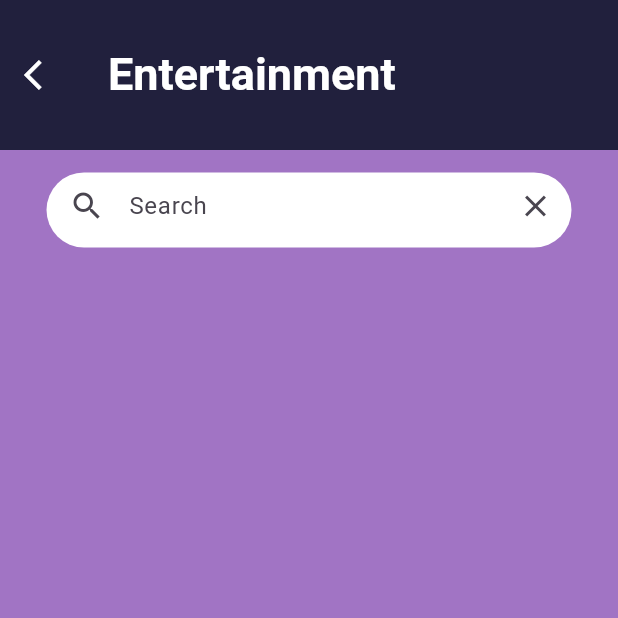
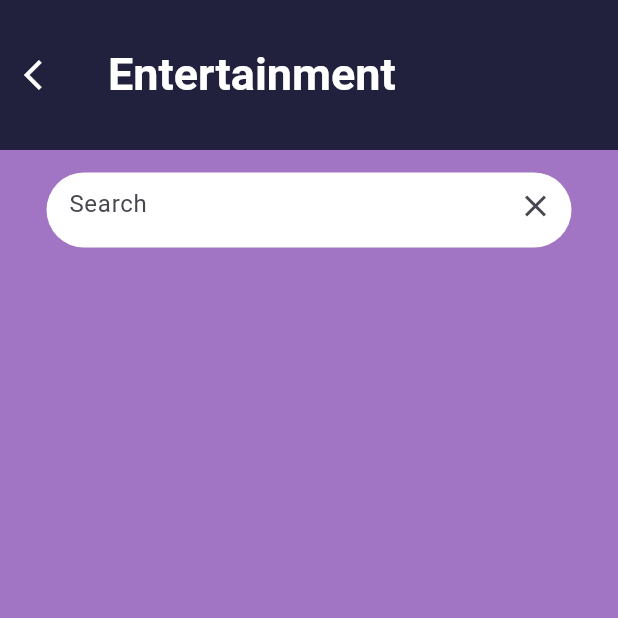
Before and after one commit to ceveline/ScribbleSpace, a Flutter app: the PublicationPage screen opened directly, on a phone screen of 412 x 824 dp, the top half of it. Run offline on Flutter 3.47's test engine with Material 3 defaults, Android fonts, the phone set to English and light mode, and no system bars; our stand-ins replace cloud_firestore, firebase_auth, firebase_core, firebase_storage, image_picker, multi_dropdown; accounts and stored records are empty.

Commit message:
good for search

```diff
--- a/lib/publication_everything_page.dart
+++ b/lib/publication_everything_page.dart
@@ -58,9 +58,9 @@ class _EverythingPublicationPageState extends State<EverythingPublicationPage> {
             child: TextField(
                 controller: _searchController,
                 decoration: InputDecoration(
-                  labelText: "Search",
-                  icon: Icon(Icons.search),
+                  hintText: 'Search',
                   border: InputBorder.none,
+                  focusedBorder: InputBorder.none,
                   prefixIcon: Icon(Icons.search),
                   suffixIcon: IconButton(
                     icon: Icon(Icons.clear),
--- a/lib/publication_page.dart
+++ b/lib/publication_page.dart
@@ -59,9 +59,9 @@ class _PublicationPageState extends State<PublicationPage> {
             child: TextField(
               controller: _searchController,
               decoration: InputDecoration(
-                labelText: 'Search',
-                icon: Icon(Icons.search),
+                hintText: 'Search',
                 border: InputBorder.none,
+                focusedBorder: InputBorder.none,
                 suffixIcon: IconButton(
                   icon: Icon(Icons.clear),
                   onPressed: () {
```
